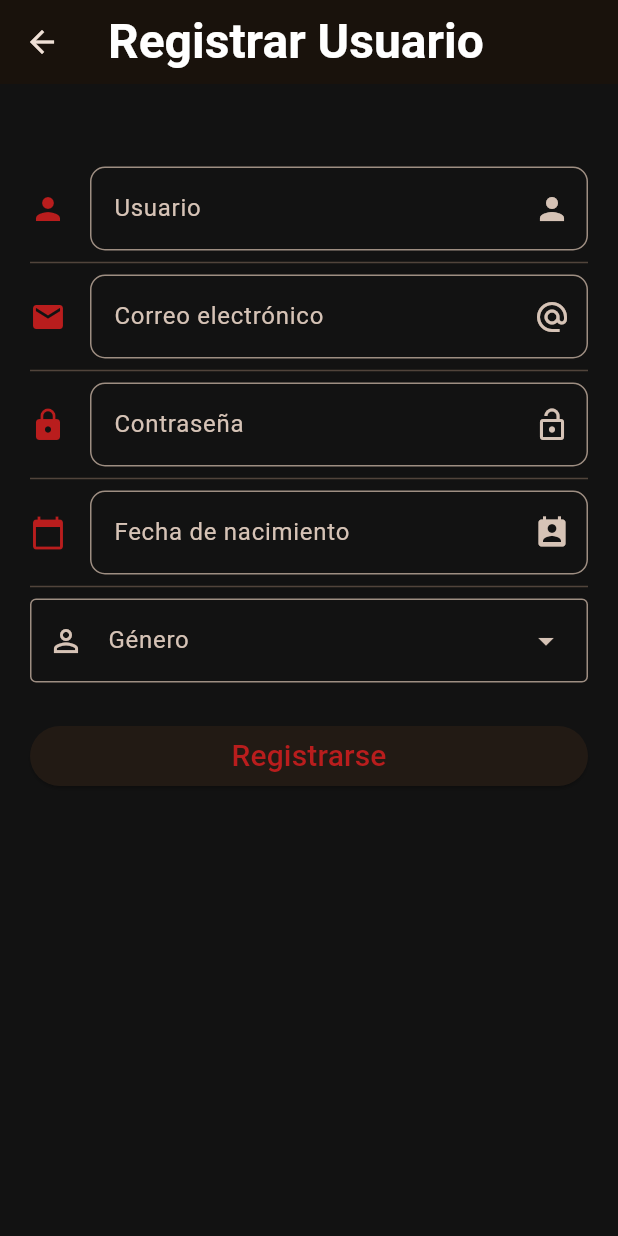
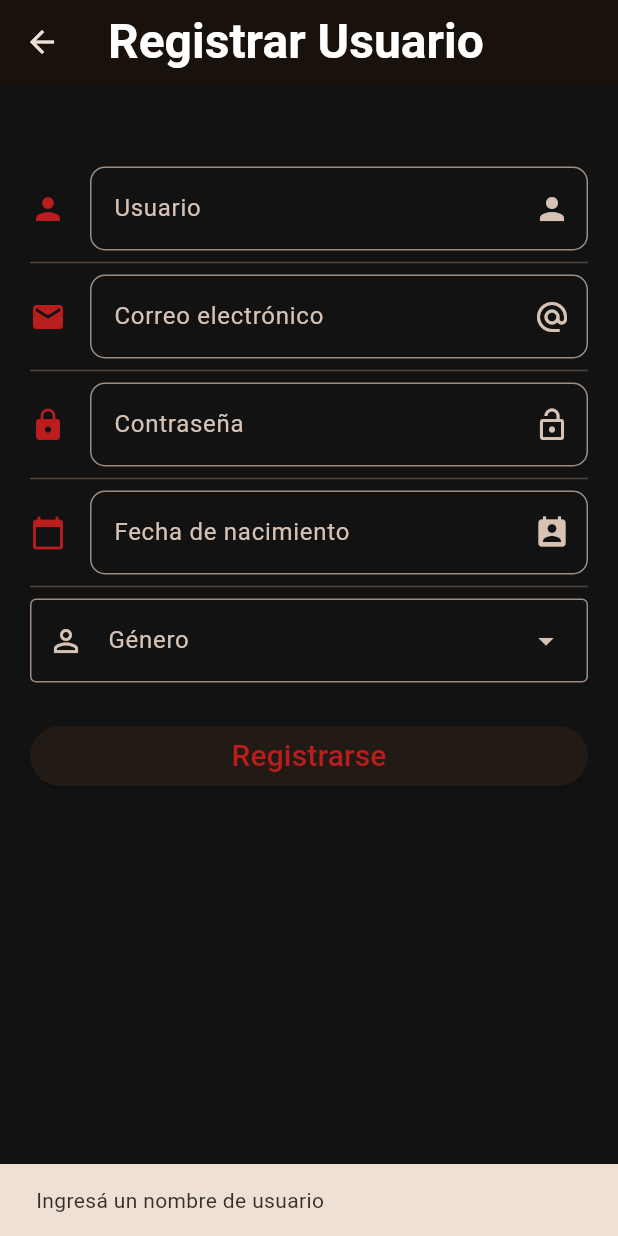
Before and after one commit to LucaMazzei7/App_Music, a Flutter app: the RegistroSesion screen opened by its route, after a tap on "Registrarse", on a phone screen of 412 x 824 dp. Run offline on Flutter 3.47's test engine with Material 3 defaults, Android fonts, the phone set to English and light mode, and no system bars; our stand-ins replace cloud_firestore, firebase_auth, firebase_core; accounts and stored records are empty.

Commit message:
Bddincorporada-Seregistrausuario

```diff
--- a/data/usuarios.json
+++ /dev/null
@@ -1,5 +0,0 @@
-{
-"usuario": [
-
-  ]
-}
--- a/lib/src/pages/registrarse.dart
+++ b/lib/src/pages/registrarse.dart
@@ -1,8 +1,7 @@
 // ignore_for_file: avoid_print
-import 'dart:convert';
-import 'package:flutter/services.dart';
+
 import 'package:flutter/material.dart';
-
+import '/src/services/auth_service.dart';
 class RegistroSesion extends StatefulWidget {
   const RegistroSesion({super.key, required this.title});
   final String title;
@@ -15,12 +14,12 @@ class RegistrarSesion extends State<RegistroSesion> {
   final TextEditingController correo= TextEditingController();
   final TextEditingController contra= TextEditingController();
   final TextEditingController fechaNac= TextEditingController();
-  final TextEditingController genero= TextEditingController();
+  final TextEditingController generoController= TextEditingController();
   String _fecha = '';
   final List<String> opcionesGenero = ['Masculino', 'Femenino', 'Otro'];
-  String _genero = 'Genero';
+  String? generoSeleccionado;
   final TextEditingController _iniciarSesion = TextEditingController();
-
+  DateTime? fechaNacimientoSeleccionada;
   @override
   void initState() {
     super.initState();
@@ -88,14 +87,14 @@ class RegistrarSesion extends State<RegistroSesion> {
 
   Widget _crearGenero() {
     return DropdownMenu<String>(
-      controller: genero,
+      controller: generoController,
       width: MediaQuery.of(context).size.width - 40,
       label: const Text('Género'),
       leadingIcon: const Icon(Icons.person_outline),
-      initialSelection: _genero,
+      initialSelection: generoSeleccionado,
       onSelected: (String? valor) {
         setState(() {
-          _genero = valor!;
+          generoSeleccionado = valor;
         });
       },
       dropdownMenuEntries: opcionesGenero.map((String valor) {
@@ -141,11 +140,11 @@ class RegistrarSesion extends State<RegistroSesion> {
     );
   }
 
-  Widget _registrarsesion() {
+  Widget _registrarsesion()  {
     return ElevatedButton(
-      onPressed: () {
+      onPressed:() async {
         //Navigator.pushNamed(context, 'Login');
-        _guardarUsuario();
+        await _guardarUsuario();
       },
       child: const Text('Registrarse', style: TextStyle(fontSize: 20)),
     );
@@ -188,6 +187,7 @@ class RegistrarSesion extends State<RegistroSesion> {
     // Si el usuario no presionó "Cancelar" fuera del cuadro
     if (calendario != null) {
       setState(() {
+        fechaNacimientoSeleccionada=calendario;
         final dia = calendario.day.toString().padLeft(2, '0');
         final mes = calendario.month.toString().padLeft(2, '0');
         final anio = calendario.year.toString();
@@ -198,8 +198,56 @@ class RegistrarSesion extends State<RegistroSesion> {
     }
   }
   Future<void> _guardarUsuario() async{
-    final usuarios = await rootBundle.loadString('data/usuarios.json');
-    Map<String,dynamic> dataMap = json.decode(usuarios);
-    print(dataMap);
+    if(usuario.text.isEmpty){
+          ScaffoldMessenger.of(context).showSnackBar(
+      const SnackBar(content: Text('Ingresá un nombre de usuario')),
+    );
+    return;
+  }
+    if(correo.text.isEmpty){
+          ScaffoldMessenger.of(context).showSnackBar(
+      const SnackBar(content: Text('Ingresá un correo electrónico')),
+    );
+    return;
+  }
+    if(contra.text.isEmpty){
+          ScaffoldMessenger.of(context).showSnackBar(
+      const SnackBar(content: Text('Ingresá una contraseña')),
+    );
+    return;
+  }
+    if (fechaNacimientoSeleccionada == null) {
+    ScaffoldMessenger.of(context).showSnackBar(
+      const SnackBar(content: Text('Seleccioná una fecha de nacimiento')),
+    );
+    return;
+    }
+    if(generoSeleccionado==null){
+          ScaffoldMessenger.of(context).showSnackBar(
+      const SnackBar(content: Text('Seleccioná un género')),
+    );
+    return;
+  }
+  try {
+    await AuthService().registrarUsuario(
+      nombre: usuario.text,
+      email: correo.text,
+      password: contra.text,
+      genero: generoSeleccionado!,
+      fechaNacimiento: fechaNacimientoSeleccionada!,
+    );
+
+    if (!mounted) return;
+
+    ScaffoldMessenger.of(context).showSnackBar(
+      const SnackBar(content: Text('Usuario registrado correctamente')),
+    );
+  } catch (e) {
+    ScaffoldMessenger.of(context).showSnackBar(
+      SnackBar(content: Text('Error al registrar: $e')),
+    );
+
+    print('ERROR AL REGISTRAR: $e');
   }
 }
+}
--- /dev/null
+++ b/lib/src/services/auth_service.dart
@@ -0,0 +1,31 @@
+import 'package:cloud_firestore/cloud_firestore.dart';
+import 'package:firebase_auth/firebase_auth.dart';
+//Imports para poder usar Firebase
+class AuthService { //Clase para la logica de autenticación
+  final FirebaseAuth _auth = FirebaseAuth.instance; //Variable privada para usar Firebase Authentication
+  final FirebaseFirestore _db = FirebaseFirestore.instance; //Nuestra base de datos
+
+  Future<void> registrarUsuario({
+    required String nombre,
+    required String email,
+    required String password,
+    required String genero,
+    required DateTime fechaNacimiento, //Datos que necesita recibir la funcion
+  }) async { //Esto tarda, por lo que lo hacemos asincrono, para esperar que termine la operacion
+    final credencial = await _auth.createUserWithEmailAndPassword( //Creamos la credencial que va ser = __auth, funcion de firebase
+      email: email.trim(),
+      password: password.trim(), //. trim() elimina los espacios en blanco al principio y al final
+    );
+
+    final uid = credencial.user!.uid; //Al guardar el usuario firebase genera un id unico, con esta funcion la obtenemos. el ! para asegurarse que no este vacio
+
+    await _db.collection('usuarios').doc(uid).set({ // collection'usuarios' , entra/crea la coleccion de usuarios
+      'uid': uid,
+      'nombre': nombre.trim(),
+      'email': email.trim(),
+      'genero': genero,
+      'fechaNacimiento': Timestamp.fromDate(fechaNacimiento), //Cambiamos el datetime de flutter para que lo lea Firebase, ya que se guardan de diferentes maneras
+      'fechaRegistro': FieldValue.serverTimestamp(),
+    });
+  }
+}
--- a/pubspec.yaml
+++ b/pubspec.yaml
@@ -18,6 +18,8 @@ dependencies:
   image_picker: ^1.1.2
   provider: ^6.1.2
   firebase_core: ^4.11.0
+  firebase_auth: ^6.5.4
+  cloud_firestore: ^6.6.0
 
 dev_dependencies:
   flutter_test:
@@ -30,4 +32,3 @@ flutter:
   assets:
     - data/menu_opts.json
     - assets/image/
-    - data/usuarios.json
```
Also changed, not shown: lib/main.dart (+7 -2 lines), firebase.json (added), lib/firebase_options.dart (added), pubspec.lock, 19 other files.
